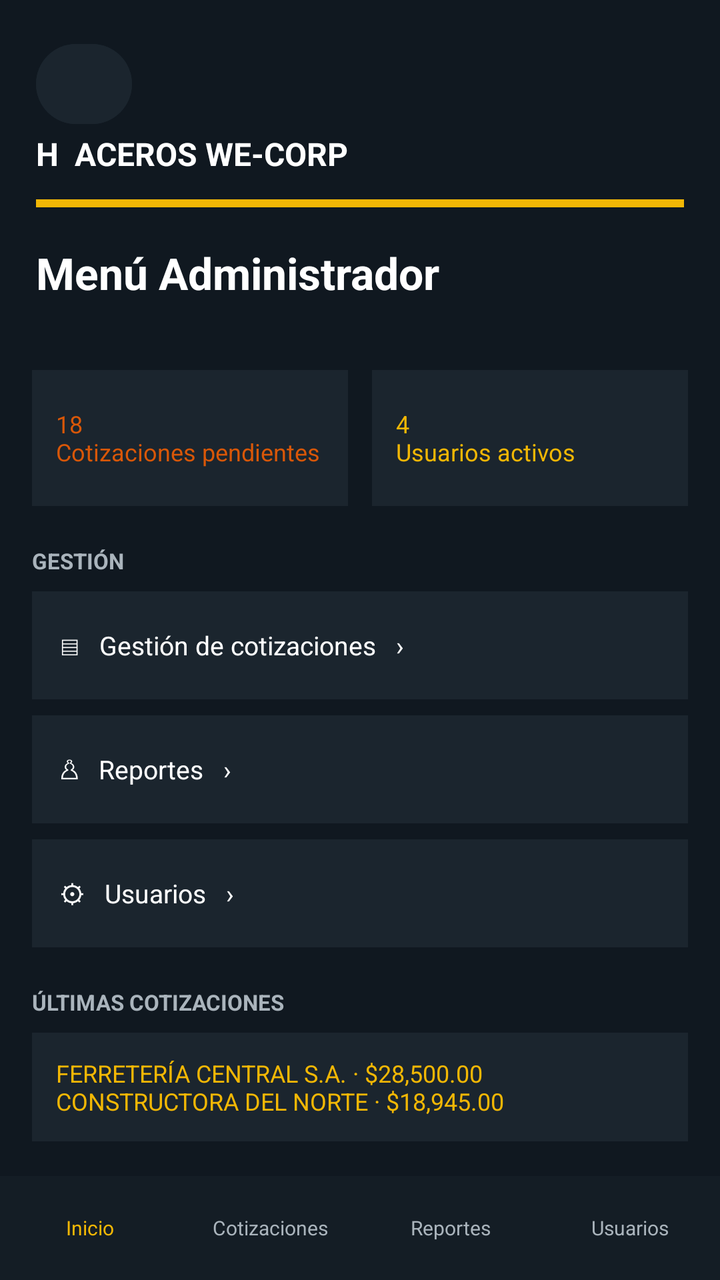
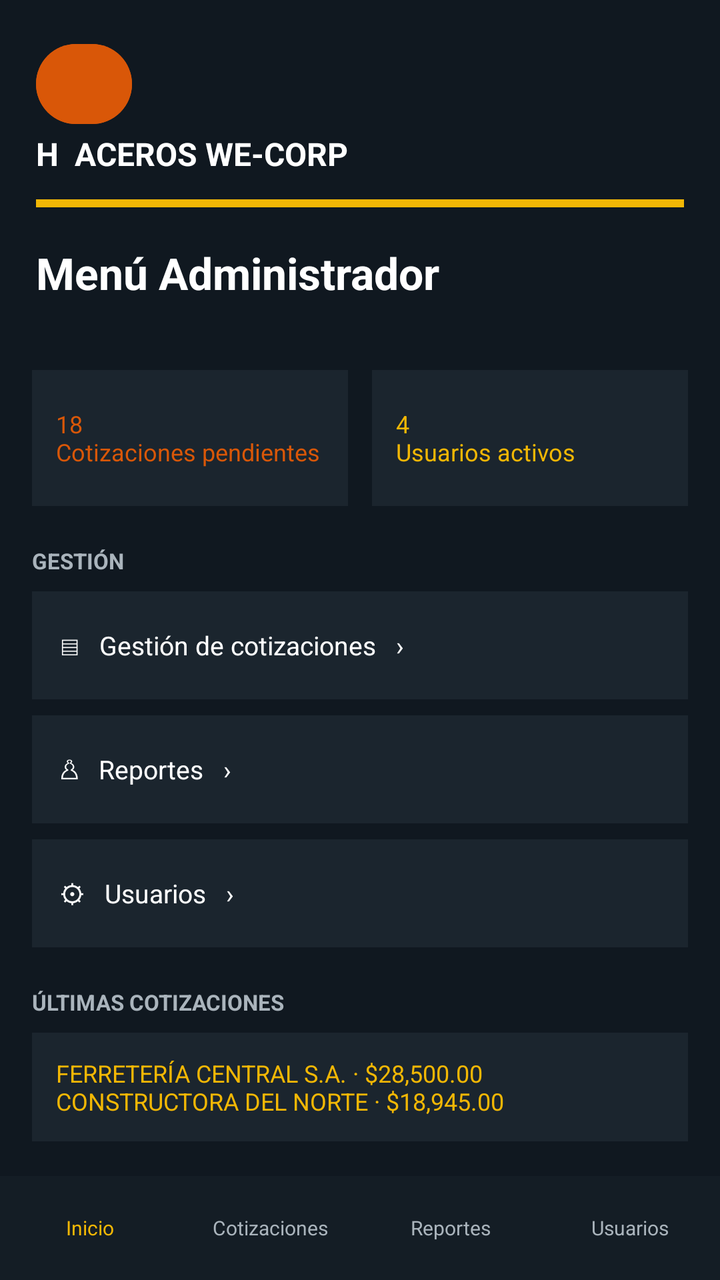

Screens rendered from an Android XML layout before and after an edit, with the pre-edit source and the edit as a unified diff.
<!-- AndroidManifest.xml: application theme Theme.Aceroswecorp -->
<!-- res/layout/activity_menu_administrador.xml -->
<?xml version="1.0" encoding="utf-8"?>
<LinearLayout xmlns:android="http://schemas.android.com/apk/res/android"
    android:id="@+id/screen_root"
    android:layout_width="match_parent"
    android:layout_height="match_parent"
    android:background="#101820"
    android:orientation="vertical">

    <LinearLayout
        android:layout_width="match_parent"
        android:layout_height="wrap_content"
        android:orientation="vertical"
        android:padding="18dp">

        <Button
            android:id="@+id/screen_back"
            android:layout_width="48dp"
            android:layout_height="48dp"
            android:backgroundTint="#1B252E"
            android:contentDescription="@string/back"
            android:text="@string/back_arrow"
            android:textColor="#FFFFFF"
            android:textSize="24sp" />

        <TextView android:layout_width="match_parent" android:layout_height="wrap_content" android:text="H  ACEROS WE-CORP" android:textColor="#FFFFFF" android:textSize="16sp" android:textStyle="bold" />
        <TextView android:layout_width="match_parent" android:layout_height="4dp" android:layout_marginTop="12dp" android:background="#F2B705" />
        <TextView android:layout_width="match_parent" android:layout_height="wrap_content" android:layout_marginTop="18dp" android:text="Menú Administrador" android:textColor="#FFFFFF" android:textSize="22sp" android:textStyle="bold" />
    </LinearLayout>

    <ScrollView
        android:layout_width="match_parent"
        android:layout_height="0dp"
        android:layout_weight="1">

        <LinearLayout
            android:layout_width="match_parent"
            android:layout_height="wrap_content"
            android:orientation="vertical"
            android:padding="16dp">

            <LinearLayout android:layout_width="match_parent" android:layout_height="wrap_content" android:orientation="horizontal">
                <TextView android:layout_width="0dp" android:layout_height="68dp" android:layout_marginEnd="6dp" android:layout_weight="1" android:background="#1B252E" android:gravity="center_vertical" android:padding="12dp" android:text="18&#10;Cotizaciones pendientes" android:textColor="#D95708" android:textSize="12sp" />
                <TextView android:layout_width="0dp" android:layout_height="68dp" android:layout_marginStart="6dp" android:layout_weight="1" android:background="#1B252E" android:gravity="center_vertical" android:padding="12dp" android:text="4&#10;Usuarios activos" android:textColor="#F2B705" android:textSize="12sp" />
            </LinearLayout>

            <TextView android:layout_width="match_parent" android:layout_height="wrap_content" android:layout_marginTop="20dp" android:text="GESTIÓN" android:textColor="#AAB4BC" android:textSize="11sp" android:textStyle="bold" />
            <TextView android:id="@+id/admin_quotes" android:layout_width="match_parent" android:layout_height="54dp" android:layout_marginTop="8dp" android:background="#1B252E" android:clickable="true" android:focusable="true" android:gravity="center_vertical" android:padding="14dp" android:text="▤   Gestión de cotizaciones   ›" android:textColor="#FFFFFF" android:textSize="13sp" />
            <TextView android:id="@+id/admin_reports" android:layout_width="match_parent" android:layout_height="54dp" android:layout_marginTop="8dp" android:background="#1B252E" android:clickable="true" android:focusable="true" android:gravity="center_vertical" android:padding="14dp" android:text="♙   Reportes   ›" android:textColor="#FFFFFF" android:textSize="13sp" />
            <TextView android:id="@+id/admin_users" android:layout_width="match_parent" android:layout_height="54dp" android:layout_marginTop="8dp" android:background="#1B252E" android:clickable="true" android:focusable="true" android:gravity="center_vertical" android:padding="14dp" android:text="⚙   Usuarios   ›" android:textColor="#FFFFFF" android:textSize="13sp" />

            <TextView android:layout_width="match_parent" android:layout_height="wrap_content" android:layout_marginTop="20dp" android:text="ÚLTIMAS COTIZACIONES" android:textColor="#AAB4BC" android:textSize="11sp" android:textStyle="bold" />
            <TextView android:layout_width="match_parent" android:layout_height="wrap_content" android:layout_marginTop="8dp" android:background="#1B252E" android:padding="12dp" android:text="FERRETERÍA CENTRAL S.A. · $28,500.00&#10;CONSTRUCTORA DEL NORTE · $18,945.00" android:textColor="#F2B705" android:textSize="12sp" />
        </LinearLayout>
    </ScrollView>

    <LinearLayout android:layout_width="match_parent" android:layout_height="52dp" android:background="#141D25" android:gravity="center" android:orientation="horizontal">
        <TextView android:id="@+id/nav_inicio" android:layout_width="0dp" android:layout_height="match_parent" android:layout_weight="1" android:gravity="center" android:text="Inicio" android:textColor="#F2B705" android:textSize="10sp" />
        <TextView android:id="@+id/nav_cotizaciones" android:layout_width="0dp" android:layout_height="match_parent" android:layout_weight="1" android:gravity="center" android:text="Cotizaciones" android:textColor="#AAB4BC" android:textSize="10sp" />
        <TextView android:id="@+id/nav_reportes" android:layout_width="0dp" android:layout_height="match_parent" android:layout_weight="1" android:gravity="center" android:text="Reportes" android:textColor="#AAB4BC" android:textSize="10sp" />
        <TextView android:id="@+id/nav_usuarios" android:layout_width="0dp" android:layout_height="match_parent" android:layout_weight="1" android:gravity="center" android:text="Usuarios" android:textColor="#AAB4BC" android:textSize="10sp" />
    </LinearLayout>
</LinearLayout>
<!-- resources referenced by this layout -->
<resources>
  <string name="back">Volver</string>
  <string name="back_arrow">‹</string>
  <style name="Theme.Aceroswecorp" parent="Base.Theme.Aceroswecorp" />
  <style name="Base.Theme.Aceroswecorp" parent="Theme.Material3.DayNight.NoActionBar">
          
          
      </style>
</resources>

<!-- the commit's change to res/layout/activity_menu_administrador.xml (unified diff, before → after) -->
@@ -16,7 +16,7 @@
             android:id="@+id/screen_back"
             android:layout_width="48dp"
             android:layout_height="48dp"
-            android:backgroundTint="#1B252E"
+            android:backgroundTint="#D95708"
             android:contentDescription="@string/back"
             android:text="@string/back_arrow"
             android:textColor="#FFFFFF"
